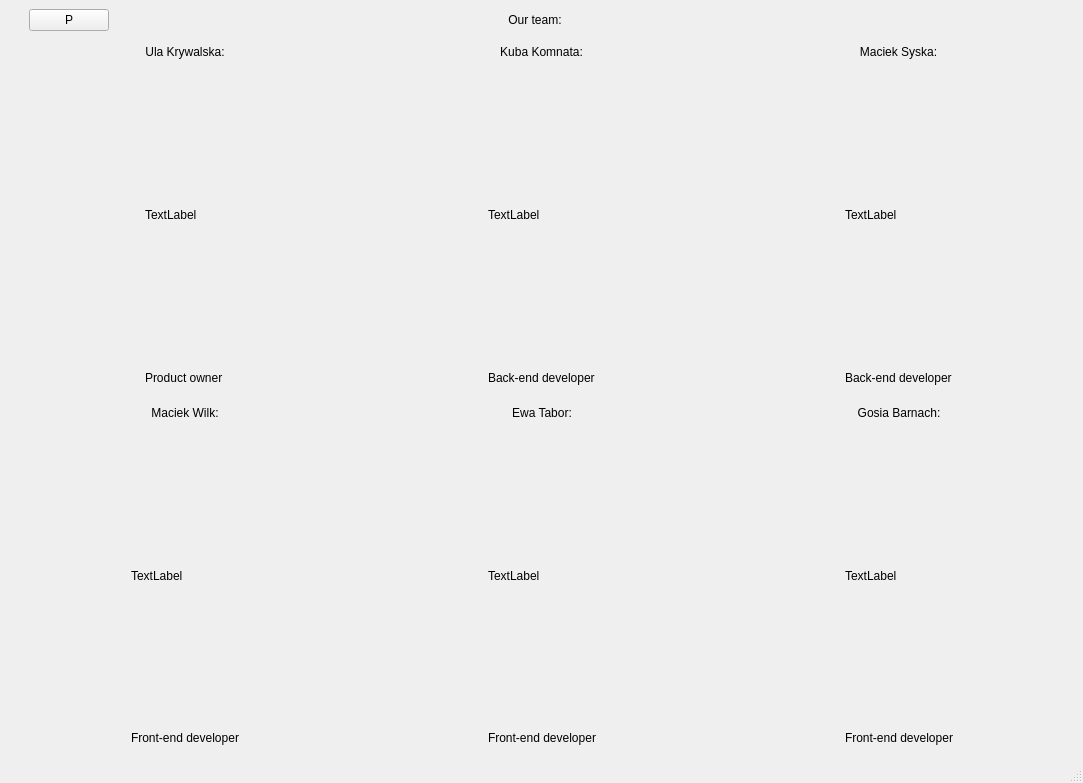
The window that uis/about.ui (ssysek/slack) describes before a commit, drawn with Qt 5.
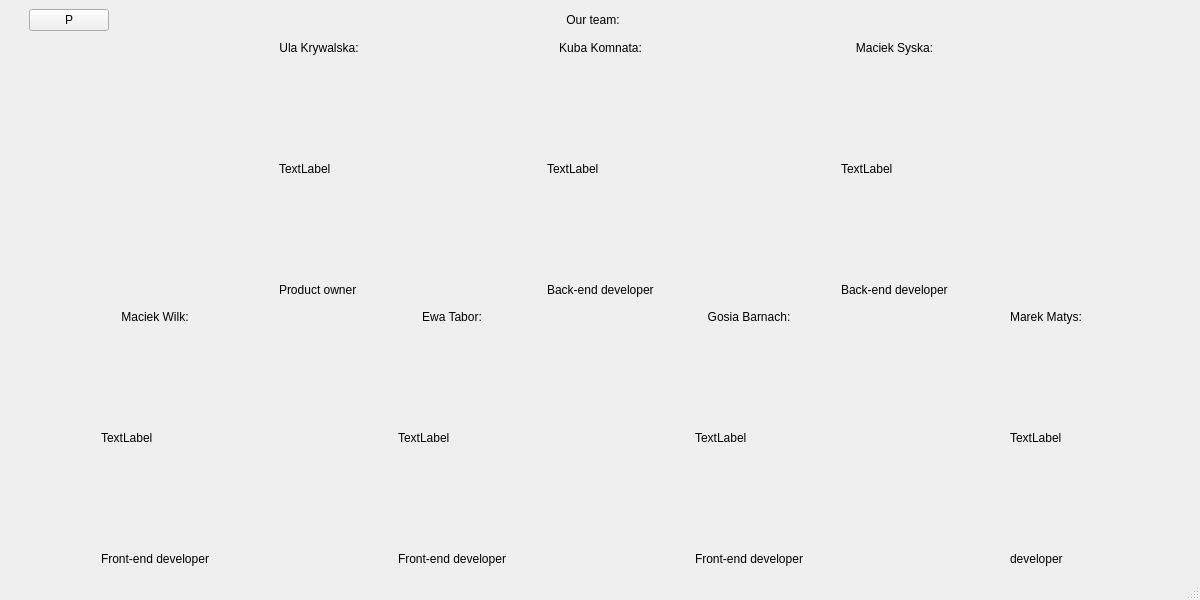
The same window after the commit.

Commit message: added Marek to about

What changed in the file:
```diff
--- a/uis/about.ui
+++ b/uis/about.ui
@@ -6,134 +6,34 @@
    <rect>
     <x>0</x>
     <y>0</y>
-    <width>1083</width>
-    <height>783</height>
+    <width>1200</width>
+    <height>600</height>
    </rect>
   </property>
   <property name="windowTitle">
    <string>MainWindow</string>
   </property>
   <widget class="QWidget" name="centralwidget">
-   <layout class="QGridLayout" name="gridLayout_2" rowstretch="0,0,0,0">
-    <item row="3" column="2">
-     <layout class="QGridLayout" name="gridLayout_3" rowstretch="1,10,1">
-      <item row="0" column="1">
-       <widget class="QLabel" name="label_gosia">
-        <property name="text">
-         <string>Gosia Barnach:</string>
-        </property>
-        <property name="alignment">
-         <set>Qt::AlignCenter</set>
-        </property>
-       </widget>
-      </item>
-      <item row="1" column="1">
-       <widget class="QLabel" name="label_gosia_img">
-        <property name="text">
-         <string>TextLabel</string>
-        </property>
-       </widget>
-      </item>
-      <item row="2" column="1">
-       <widget class="QLabel" name="label_gosia_desc">
-        <property name="text">
-         <string>Front-end developer</string>
-        </property>
-       </widget>
-      </item>
-      <item row="1" column="2">
-       <spacer name="horizontalSpacer_10">
-        <property name="orientation">
-         <enum>Qt::Horizontal</enum>
-        </property>
-        <property name="sizeHint" stdset="0">
-         <size>
-          <width>40</width>
-          <height>20</height>
-         </size>
-        </property>
-       </spacer>
-      </item>
-      <item row="1" column="0">
-       <spacer name="horizontalSpacer_11">
-        <property name="orientation">
-         <enum>Qt::Horizontal</enum>
-        </property>
-        <property name="sizeHint" stdset="0">
-         <size>
-          <width>40</width>
-          <height>20</height>
-         </size>
-        </property>
-       </spacer>
-      </item>
-     </layout>
-    </item>
-    <item row="3" column="1">
-     <layout class="QGridLayout" name="gridLayout_4" rowstretch="1,10,1">
-      <item row="2" column="1">
-       <widget class="QLabel" name="label_ewa_desc">
-        <property name="text">
-         <string>Front-end developer</string>
-        </property>
-       </widget>
-      </item>
-      <item row="1" column="0">
-       <spacer name="horizontalSpacer_12">
-        <property name="orientation">
-         <enum>Qt::Horizontal</enum>
-        </property>
-        <property name="sizeHint" stdset="0">
-         <size>
-          <width>40</width>
-          <height>20</height>
-         </size>
-        </property>
-       </spacer>
-      </item>
-      <item row="1" column="1">
-       <widget class="QLabel" name="label_ewa_img">
-        <property name="text">
-         <string>TextLabel</string>
-        </property>
-       </widget>
-      </item>
-      <item row="0" column="1">
-       <widget class="QLabel" name="label_ewa">
-        <property name="text">
-         <string>Ewa Tabor:</string>
-        </property>
-        <property name="alignment">
-         <set>Qt::AlignCenter</set>
-        </property>
-       </widget>
-      </item>
-      <item row="1" column="2">
-       <spacer name="horizontalSpacer_13">
-        <property name="orientation">
-         <enum>Qt::Horizontal</enum>
-        </property>
-        <property name="sizeHint" stdset="0">
-         <size>
-          <width>40</width>
-          <height>20</height>
-         </size>
-        </property>
-       </spacer>
-      </item>
-     </layout>
-    </item>
-    <item row="2" column="0">
+   <layout class="QGridLayout" name="gridLayout_2" rowstretch="0,0,0">
+    <item row="1" column="0" colspan="4">
+     <layout class="QHBoxLayout" name="horizontalLayout_2">
+      <item>
      <layout class="QGridLayout" name="gridLayout_5" rowstretch="1,10,1">
-      <item row="0" column="1">
-       <widget class="QLabel" name="label_ula">
-        <property name="text">
-         <string>Ula Krywalska:</string>
-        </property>
-        <property name="alignment">
-         <set>Qt::AlignCenter</set>
-        </property>
-       </widget>
+        <item row="1" column="0">
+         <spacer name="horizontalSpacer_2">
+          <property name="orientation">
+           <enum>Qt::Horizontal</enum>
+          </property>
+          <property name="sizeType">
+           <enum>QSizePolicy::Expanding</enum>
+          </property>
+          <property name="sizeHint" stdset="0">
+           <size>
+            <width>40</width>
+            <height>20</height>
+           </size>
+          </property>
+         </spacer>
       </item>
       <item row="1" column="1">
        <widget class="QLabel" name="label_ula_img">
@@ -142,6 +42,22 @@
         </property>
        </widget>
       </item>
+        <item row="1" column="2">
+         <spacer name="horizontalSpacer_3">
+          <property name="orientation">
+           <enum>Qt::Horizontal</enum>
+          </property>
+          <property name="sizeType">
+           <enum>QSizePolicy::Minimum</enum>
+          </property>
+          <property name="sizeHint" stdset="0">
+           <size>
+            <width>40</width>
+            <height>20</height>
+           </size>
+          </property>
+         </spacer>
+        </item>
       <item row="2" column="1">
        <widget class="QLabel" name="label_ula_desc">
         <property name="text">
@@ -149,11 +65,28 @@
         </property>
        </widget>
       </item>
+        <item row="0" column="1">
+         <widget class="QLabel" name="label_ula">
+          <property name="text">
+           <string>Ula Krywalska:</string>
+          </property>
+          <property name="alignment">
+           <set>Qt::AlignCenter</set>
+          </property>
+         </widget>
+        </item>
+       </layout>
+      </item>
+      <item>
+       <layout class="QGridLayout" name="gridLayout_6" rowstretch="1,10,1">
       <item row="1" column="0">
-       <spacer name="horizontalSpacer_2">
+         <spacer name="horizontalSpacer_6">
         <property name="orientation">
          <enum>Qt::Horizontal</enum>
         </property>
+          <property name="sizeType">
+           <enum>QSizePolicy::Expanding</enum>
+          </property>
         <property name="sizeHint" stdset="0">
          <size>
           <width>40</width>
@@ -162,11 +95,38 @@
         </property>
        </spacer>
       </item>
+        <item row="0" column="1">
+         <widget class="QLabel" name="label_kuba">
+          <property name="text">
+           <string>Kuba Komnata:</string>
+          </property>
+          <property name="alignment">
+           <set>Qt::AlignCenter</set>
+          </property>
+         </widget>
+        </item>
+        <item row="1" column="1">
+         <widget class="QLabel" name="label_kuba_img">
+          <property name="text">
+           <string>TextLabel</string>
+          </property>
+         </widget>
+        </item>
+        <item row="2" column="1">
+         <widget class="QLabel" name="label_kuba_desc">
+          <property name="text">
+           <string>Back-end developer</string>
+          </property>
+         </widget>
+        </item>
       <item row="1" column="2">
-       <spacer name="horizontalSpacer_3">
+         <spacer name="horizontalSpacer_7">
         <property name="orientation">
          <enum>Qt::Horizontal</enum>
         </property>
+          <property name="sizeType">
+           <enum>QSizePolicy::Expanding</enum>
+          </property>
         <property name="sizeHint" stdset="0">
          <size>
           <width>40</width>
@@ -177,7 +137,7 @@
       </item>
      </layout>
     </item>
-    <item row="2" column="2">
+      <item>
      <layout class="QGridLayout" name="gridLayout_7" rowstretch="1,10,1">
       <item row="1" column="1">
        <widget class="QLabel" name="label_maciek_s_img">
@@ -221,6 +181,9 @@
         <property name="orientation">
          <enum>Qt::Horizontal</enum>
         </property>
+          <property name="sizeType">
+           <enum>QSizePolicy::Minimum</enum>
+          </property>
         <property name="sizeHint" stdset="0">
          <size>
           <width>40</width>
@@ -231,7 +194,11 @@
       </item>
      </layout>
     </item>
-    <item row="3" column="0">
+     </layout>
+    </item>
+    <item row="2" column="0" colspan="4">
+     <layout class="QHBoxLayout" name="horizontalLayout_4">
+      <item>
      <layout class="QGridLayout" name="gridLayout" rowstretch="1,10,1">
       <item row="1" column="2">
        <spacer name="horizontalSpacer_4">
@@ -246,6 +213,26 @@
         </property>
        </spacer>
       </item>
+        <item row="1" column="1">
+         <widget class="QLabel" name="label_maciek_w_img">
+          <property name="text">
+           <string>TextLabel</string>
+          </property>
+         </widget>
+        </item>
+        <item row="1" column="0">
+         <spacer name="horizontalSpacer_5">
+          <property name="orientation">
+           <enum>Qt::Horizontal</enum>
+          </property>
+          <property name="sizeHint" stdset="0">
+           <size>
+            <width>40</width>
+            <height>20</height>
+           </size>
+          </property>
+         </spacer>
+        </item>
       <item row="0" column="1">
        <widget class="QLabel" name="label_maciek_w">
         <property name="text">
@@ -263,15 +250,29 @@
         </property>
        </widget>
       </item>
-      <item row="1" column="1">
-       <widget class="QLabel" name="label_maciek_w_img">
+       </layout>
+      </item>
+      <item>
+       <layout class="QGridLayout" name="gridLayout_4" rowstretch="1,10,1">
+        <item row="2" column="1">
+         <widget class="QLabel" name="label_ewa_desc">
         <property name="text">
-         <string>TextLabel</string>
+           <string>Front-end developer</string>
         </property>
        </widget>
       </item>
+        <item row="0" column="1">
+         <widget class="QLabel" name="label_ewa">
+          <property name="text">
+           <string>Ewa Tabor:</string>
+          </property>
+          <property name="alignment">
+           <set>Qt::AlignCenter</set>
+          </property>
+         </widget>
+        </item>
       <item row="1" column="0">
-       <spacer name="horizontalSpacer_5">
+         <spacer name="horizontalSpacer_12">
         <property name="orientation">
          <enum>Qt::Horizontal</enum>
         </property>
@@ -283,22 +284,62 @@
         </property>
        </spacer>
       </item>
-     </layout>
-    </item>
-    <item row="2" column="1">
-     <layout class="QGridLayout" name="gridLayout_6" rowstretch="1,10,1">
+        <item row="1" column="2">
+         <spacer name="horizontalSpacer_13">
+          <property name="orientation">
+           <enum>Qt::Horizontal</enum>
+          </property>
+          <property name="sizeHint" stdset="0">
+           <size>
+            <width>40</width>
+            <height>20</height>
+           </size>
+          </property>
+         </spacer>
+        </item>
+        <item row="1" column="1">
+         <widget class="QLabel" name="label_ewa_img">
+          <property name="text">
+           <string>TextLabel</string>
+          </property>
+         </widget>
+        </item>
+       </layout>
+      </item>
+      <item>
+       <layout class="QGridLayout" name="gridLayout_3" rowstretch="1,10,1">
       <item row="0" column="1">
-       <widget class="QLabel" name="label_kuba">
+         <widget class="QLabel" name="label_gosia">
         <property name="text">
-         <string>Kuba Komnata:</string>
+           <string>Gosia Barnach:</string>
         </property>
         <property name="alignment">
          <set>Qt::AlignCenter</set>
         </property>
        </widget>
       </item>
+        <item row="1" column="2">
+         <spacer name="horizontalSpacer_10">
+          <property name="orientation">
+           <enum>Qt::Horizontal</enum>
+          </property>
+          <property name="sizeHint" stdset="0">
+           <size>
+            <width>40</width>
+            <height>20</height>
+           </size>
+          </property>
+         </spacer>
+        </item>
+        <item row="1" column="1">
+         <widget class="QLabel" name="label_gosia_img">
+          <property name="text">
+           <string>TextLabel</string>
+          </property>
+         </widget>
+        </item>
       <item row="1" column="0">
-       <spacer name="horizontalSpacer_6">
+         <spacer name="horizontalSpacer_11">
         <property name="orientation">
          <enum>Qt::Horizontal</enum>
         </property>
@@ -311,21 +352,55 @@
        </spacer>
       </item>
       <item row="2" column="1">
-       <widget class="QLabel" name="label_kuba_desc">
+         <widget class="QLabel" name="label_gosia_desc">
         <property name="text">
-         <string>Back-end developer</string>
+           <string>Front-end developer</string>
         </property>
        </widget>
       </item>
+       </layout>
+      </item>
+      <item>
+       <layout class="QGridLayout" name="gridLayout_9" rowstretch="1,10,1">
+        <item row="2" column="1">
+         <widget class="QLabel" name="label_marek_desc">
+          <property name="text">
+           <string>developer</string>
+          </property>
+         </widget>
+        </item>
+        <item row="1" column="0">
+         <spacer name="horizontalSpacer_17">
+          <property name="orientation">
+           <enum>Qt::Horizontal</enum>
+          </property>
+          <property name="sizeHint" stdset="0">
+           <size>
+            <width>40</width>
+            <height>20</height>
+           </size>
+          </property>
+         </spacer>
+        </item>
       <item row="1" column="1">
-       <widget class="QLabel" name="label_kuba_img">
+         <widget class="QLabel" name="label_marek_img">
         <property name="text">
          <string>TextLabel</string>
         </property>
        </widget>
       </item>
+        <item row="0" column="1">
+         <widget class="QLabel" name="label_marek">
+          <property name="text">
+           <string>Marek Matys:</string>
+          </property>
+          <property name="alignment">
+           <set>Qt::AlignCenter</set>
+          </property>
+         </widget>
+        </item>
       <item row="1" column="2">
-       <spacer name="horizontalSpacer_7">
+         <spacer name="horizontalSpacer_18">
         <property name="orientation">
          <enum>Qt::Horizontal</enum>
         </property>
@@ -339,7 +414,9 @@
       </item>
      </layout>
     </item>
-    <item row="0" column="0" colspan="3">
+     </layout>
+    </item>
+    <item row="0" column="0" colspan="4">
      <layout class="QHBoxLayout" name="horizontalLayout">
       <item>
        <spacer name="horizontalSpacer_14">
@@ -428,8 +505,8 @@
     <rect>
      <x>0</x>
      <y>0</y>
-     <width>1083</width>
-     <height>21</height>
+     <width>1200</width>
+     <height>26</height>
     </rect>
    </property>
   </widget>
```
Lines whose indentation alone changed are shown as unchanged. The commit also changes 2 other files.
